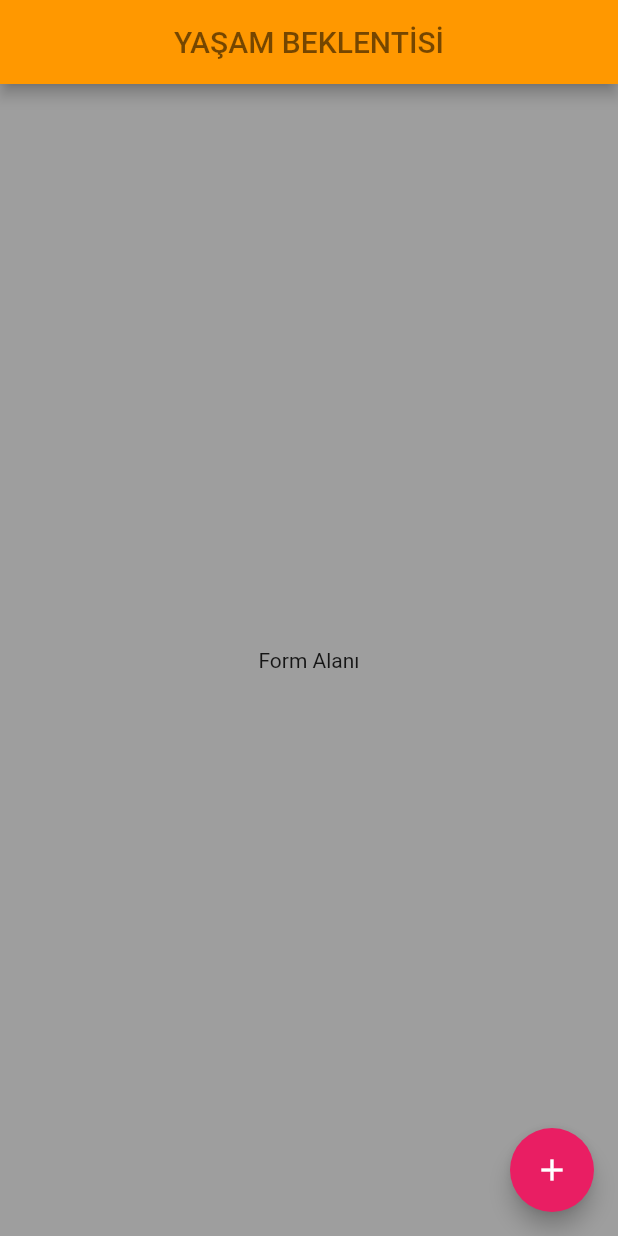
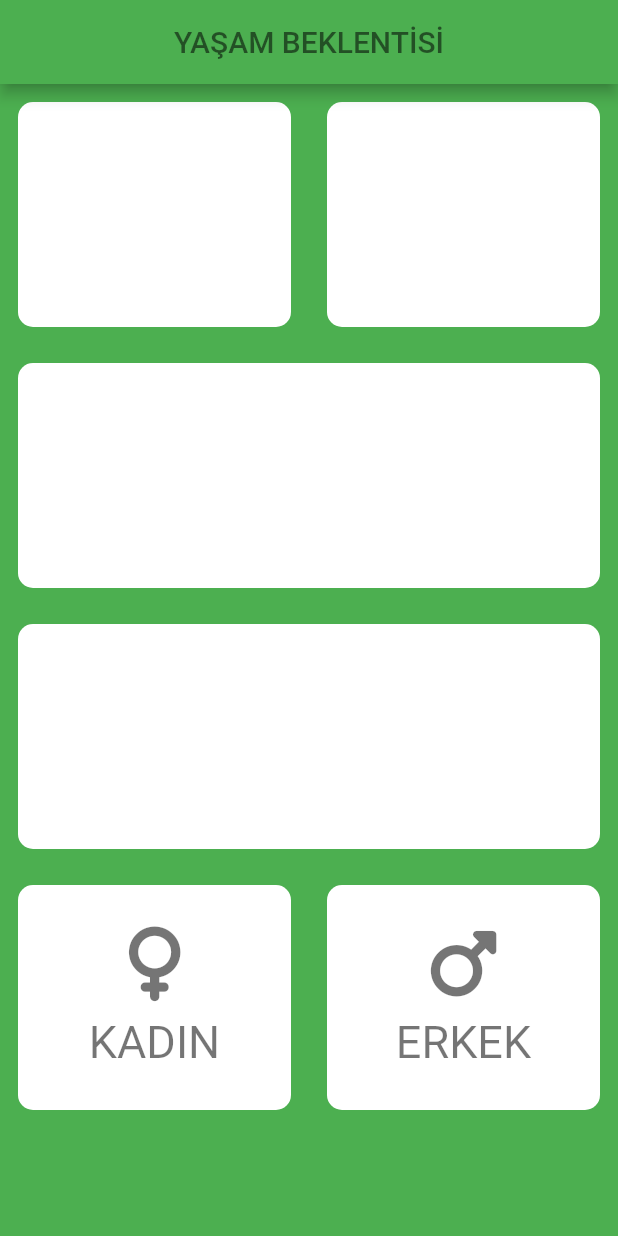
Before and after one commit to ErtugrulGulmez00/Life_Expectancy_Calculator_WithFlutter, a Flutter app: the screen it shows after launch, on a phone screen of 412 x 824 dp. Run offline on Flutter 3.47's test engine with Material 2 defaults, Android fonts, the phone set to English and light mode, and no system bars; our stand-ins replace font_awesome_flutter.

Commit message:
added genders and upgraded conta

```diff
--- a/lib/main.dart
+++ b/lib/main.dart
@@ -1,4 +1,5 @@
 import 'package:flutter/material.dart';
+import 'package:yasam_suresi_hesaplama/pages/input_page.dart';
 
 void main() {
   runApp(MyApp());
@@ -10,8 +11,8 @@ class MyApp extends StatelessWidget {
     return MaterialApp(
       theme: ThemeData(
           colorScheme: ColorScheme.fromSwatch(primarySwatch:
-          Colors.orange,
-            accentColor: Colors.pink,
+          Colors.green,
+
 
 
           )
@@ -20,31 +21,3 @@ class MyApp extends StatelessWidget {
     );
   }
 }
-
-class InputPage extends StatefulWidget {
-  @override
-  _InputPageState createState() => _InputPageState();
-}
-
-class _InputPageState extends State<InputPage> {
-  @override
-  Widget build(BuildContext context) {
-    return Scaffold(
-      backgroundColor: Colors.grey,
-      appBar: AppBar(
-        title: const Text(
-          'YAŞAM BEKLENTİSİ',
-          style: TextStyle(color: Colors.black54),
-        ),
-        centerTitle: true,
-      ),
-      body: const Center(
-        child: Text('Form Alanı'),
-      ),
-      floatingActionButton: FloatingActionButton(
-        onPressed: (){},
-        child: const Icon(Icons.add),
-      ),
-    );
-  }
-}
--- /dev/null
+++ b/lib/pages/input_page.dart
@@ -0,0 +1,111 @@
+import 'package:flutter/material.dart';
+import 'package:font_awesome_flutter/font_awesome_flutter.dart';
+import 'myContainer.dart';
+
+
+
+class InputPage extends StatefulWidget {
+  @override
+  _InputPageState createState() => _InputPageState();
+}
+
+class _InputPageState extends State<InputPage> {
+  @override
+  Widget build(BuildContext context) {
+    return Scaffold(
+      backgroundColor: Colors.green,
+      appBar: AppBar(
+        title: const Text(
+          'YAŞAM BEKLENTİSİ',
+          style: TextStyle(color: Colors.black54),
+        ),
+        centerTitle: true,
+      ),
+      body: const Column(
+        children: [
+          Row(
+            children: [
+              Expanded(
+                child: MyContainer(
+                  renk: Colors.white,
+                  child: Column(),
+                ),
+              ),
+              Expanded(
+                child: MyContainer(
+                  renk: Colors.white,
+                  child: Column(),
+                ),
+              ),
+            ],
+          ),
+          Row(
+            children: [
+              Expanded(
+                child: MyContainer(
+                  renk: Colors.white,
+                  child: Column(),
+                ),
+              ),
+            ],
+          ),
+          Row(
+            children: [
+              Expanded(
+                child: MyContainer(
+                  renk: Colors.white,
+                  child: Column(),
+                ),
+              ),
+            ],
+          ),
+          Row(
+            children: [
+              Expanded(
+                child: MyContainer(
+                  renk: Colors.white,
+                  child: Column(
+                    mainAxisAlignment: MainAxisAlignment.center,
+                    children: [
+                      Icon(
+                        FontAwesomeIcons.venus,
+                        size: 50,
+                        color: Colors.black54,
+                      ),
+                      SizedBox(
+                        height: 10,
+                      ),
+                      Text(
+                        'KADIN',
+                        style: TextStyle(color: Colors.black54, fontSize: 30),
+                      )
+                    ],
+                  ),
+                ),
+              ),
+              Expanded(
+                child: MyContainer(
+                  renk: Colors.white,
+                  child: Column(
+                    mainAxisAlignment: MainAxisAlignment.center,
+                    children: [
+                      Icon(
+                        FontAwesomeIcons.mars,
+                        size: 50,
+                        color: Colors.black54,
+                      ),
+                      SizedBox(
+                        height: 10,
+                      ),
+                      Text('ERKEK',style: TextStyle(color: Colors.black54,fontSize: 30),)
+                    ],
+                  ),
+                ),
+              ),
+            ],
+          ),
+        ],
+      ),
+    );
+  }
+}
--- /dev/null
+++ b/lib/pages/myContainer.dart
@@ -0,0 +1,24 @@
+import 'package:flutter/material.dart';
+
+
+class MyContainer extends StatelessWidget {
+  final Color renk;
+  final Widget child;
+  const MyContainer({
+    required this.renk,
+    super.key,
+    required this.child,
+  });
+
+  @override
+  Widget build(BuildContext context) {
+    return Container(
+      child: child,
+      margin: const EdgeInsets.all(12.0),
+      height: 150,
+      width: 150,
+      decoration: BoxDecoration(
+          borderRadius: BorderRadius.circular(10.0), color: Colors.white),
+    );
+  }
+}
--- a/pubspec.yaml
+++ b/pubspec.yaml
@@ -39,6 +39,7 @@ dependencies:
 dev_dependencies:
   flutter_test:
     sdk: flutter
+  font_awesome_flutter: ^10.5.0
 
   # The "flutter_lints" package below contains a set of recommended lints to
   # encourage good coding practices. The lint set provided by the package is
```
Also changed, not shown: pubspec.lock, 1 other file.
